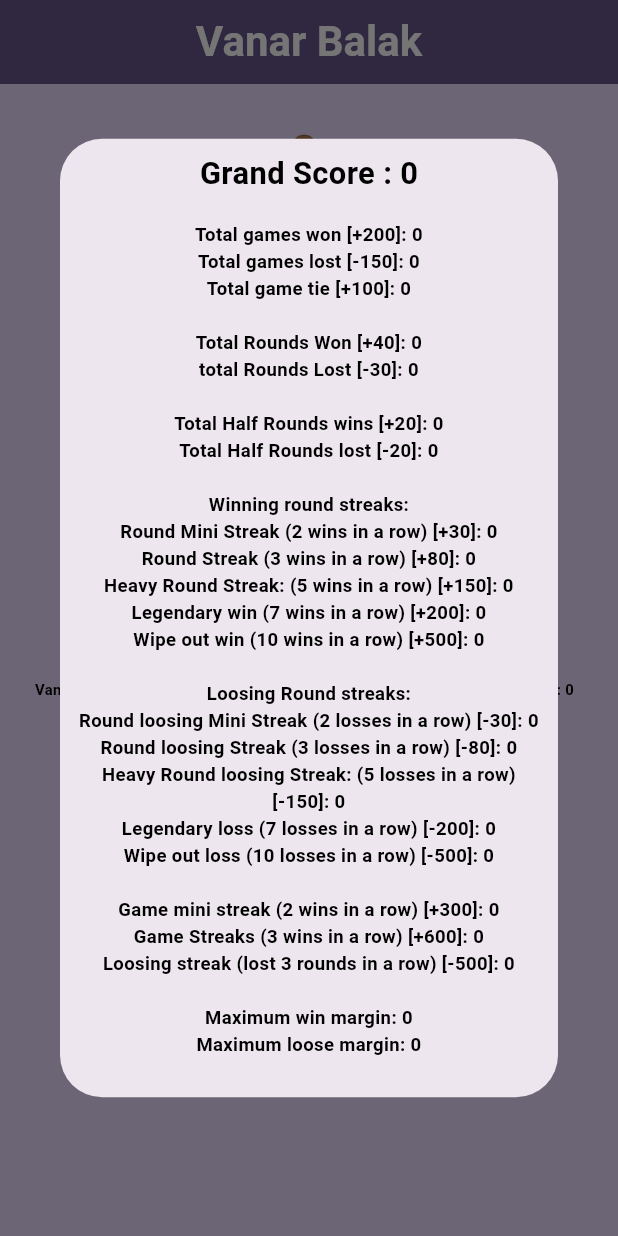
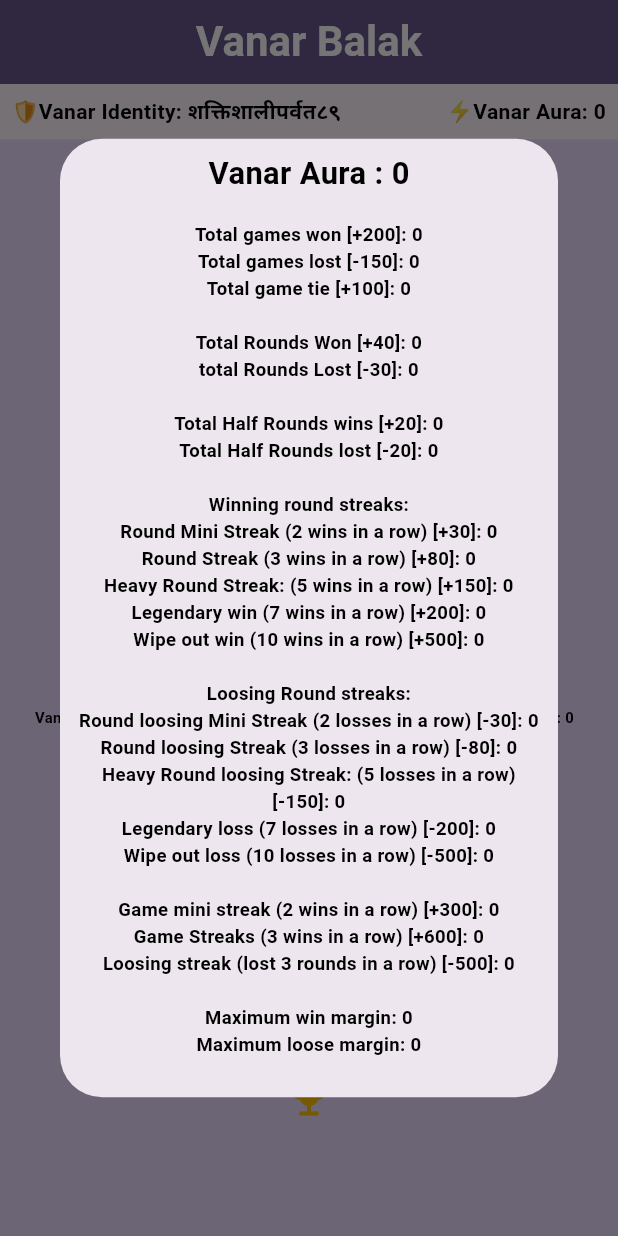
Before and after one commit to dheeraj2595/VanarBalak, a Flutter app: the screen it shows after launch, after a tap on "Vanar Records", on a phone screen of 412 x 824 dp. Run offline on Flutter 3.47's test engine with Material 3 defaults, Android fonts, the light colour scheme and no system bars; our stand-ins replace audioplayers.

Commit message:
Made an HUD with player name (containing prefix, noun and number in devanagri) and grand score (renamed to Vanar Aura)

```diff
--- a/lib/main.dart
+++ b/lib/main.dart
@@ -13,7 +13,7 @@ void main() {
 class gameState extends ChangeNotifier {
   int computerSide = 0;
   int vanarBalakSide = 0;
-  int masterNumber;
+  late int masterNumber;
   int totalSet = 1;
   int setNumber = 0;
   double vanarScore = 0;
@@ -44,6 +44,10 @@ class gameState extends ChangeNotifier {
   int winMargin = 0;
   int looseMargin = 0;
   String playerName = "";
+  List namePrefix = [];
+  List nameNoun = [];
+  List nameDevanagiriA = [];
+  List nameDevanagiriB = [];
   int finalMiniWinStreak = 0;
   int halfGameWin = 0;
   int halfGameLoose = 0;
@@ -63,7 +67,9 @@ class gameState extends ChangeNotifier {
   int wipeOutL = 0;
   int gameScore = 0;
 
-  gameState() : masterNumber = Random().nextInt(1000);
+  gameState() {
+    initializeGame();
+  }
 
   final Random random = Random();
   double bellLike({int samples = 6}) {
@@ -81,6 +87,53 @@ class gameState extends ChangeNotifier {
       double val = bellLike(samples: 6);
       return (val * (max)).round();
     }
+  }
+
+  void initializeGame() {
+    randomNameGenerate();
+    updateMasterNumber();
+
+    notifyListeners();
+  }
+
+  void randomNameGenerate() {
+    namePrefix = [
+      "शक्तिशाली",
+      "चालाक",
+      "वीर",
+      "स्वर्णिम",
+      "महान",
+      "निर्भीक",
+      "अदृश्य",
+      "अमर",
+      "अजेय",
+      "दिव्य",
+    ];
+    nameNoun = [
+      "योद्धा",
+      "रक्षक",
+      "राजा",
+      "नाग",
+      "बाघ",
+      "शेर",
+      "गरुड़",
+      "भूत",
+      "आत्मा",
+      "पर्वत",
+      "अग्नि",
+    ];
+    nameDevanagiriA = ["०", "१", "२", "३", "४", "५", "६", "७", "८", "९"];
+    nameDevanagiriB = ["०", "१", "२", "३", "४", "५", "६", "७", "८", "९"];
+    String prefix = namePrefix[random.nextInt(namePrefix.length)];
+    String noun = nameNoun[random.nextInt(nameNoun.length)];
+    String devanagiriA =
+        nameDevanagiriA[random.nextInt(nameDevanagiriA.length)];
+    String devanagiriB =
+        nameDevanagiriB[random.nextInt(nameDevanagiriB.length)];
+
+    playerName = prefix + noun + devanagiriA + devanagiriB;
+
+    notifyListeners();
   }
 
   void updateMasterNumber() {
@@ -113,6 +166,7 @@ class gameState extends ChangeNotifier {
         totalRoundsWon = totalRoundsWon + 1;
         playerFinalScore = playerFinalScore + 40;
         winMargin = vanarBalakSide - computerSide;
+        setVictoryMargin = vanarBalakSide - computerSide;
         if (maxWinMargin < winMargin) {
           maxWinMargin = winMargin;
         }
@@ -143,6 +197,7 @@ class gameState extends ChangeNotifier {
         totalRoundsLost = totalRoundsLost + 1;
         playerFinalScore = playerFinalScore - 30;
         looseMargin = computerSide - vanarBalakSide;
+        setVictoryMargin = vanarBalakSide - computerSide;
         if (maxLooseMargin < looseMargin) {
           maxLooseMargin = looseMargin;
         }
@@ -171,8 +226,8 @@ class gameState extends ChangeNotifier {
         computerScore = computerScore + 0.5;
         vanarRoundStreakCounter = 0;
         computerRoundStreakCounter = 0;
+        setVictoryMargin = 0;
       }
-      setVictoryMargin = vanarBalakSide - computerSide;
       computerSide = 0;
       vanarBalakSide = 0;
       setNumber = 0;
@@ -331,6 +386,8 @@ class _MyHomePageState extends State<MyHomePage> {
 
   Widget build(BuildContext context) {
     final theme = Theme.of(context);
+    final playerName = context.read<gameState>().playerName;
+    final playerFinalScore = context.read<gameState>().playerFinalScore;
 
     return Scaffold(
       appBar: AppBar(
@@ -345,7 +402,33 @@ class _MyHomePageState extends State<MyHomePage> {
         backgroundColor: theme.colorScheme.primary,
         centerTitle: true,
       ),
-      body: Row(
+      body: Column(
+        children: [
+          Row(
+            children: [
+              Padding(
+                padding: const EdgeInsets.all(8.0),
+                child: Container(
+                  child: Text(
+                    "🛡️Vanar Identity: $playerName",
+                    style: TextStyle(fontWeight: FontWeight.bold),
+                  ),
+                ),
+              ),
+              Spacer(),
+              Padding(
+                padding: const EdgeInsets.all(8.0),
+                child: Container(
+                  child: Text(
+                    "⚡Vanar Aura: $playerFinalScore",
+                    style: TextStyle(fontWeight: FontWeight.bold),
+                  ),
+                ),
+              ),
+            ],
+          ),
+          Expanded(
+            child: Row(
               children: [
                 Flexible(
                   child: Container(
@@ -363,6 +446,9 @@ class _MyHomePageState extends State<MyHomePage> {
                   child: Container(
                     color: theme.colorScheme.primaryContainer,
                     child: ComputerNumber(),
+                  ),
+                ),
+              ],
             ),
           ),
         ],
@@ -526,7 +612,7 @@ class randomNumber extends StatelessWidget {
 
                 SizedBox(height: 30),
                 Icon(Icons.emoji_events, color: Colors.amber, size: 30),
-                SizedBox(height: 100),
+                SizedBox(height: 90),
                 if (game.setVictoryMargin > 0)
                   Text(
                     'set ${game.totalSet - 1} won by Vanar Balak',
@@ -914,7 +1000,7 @@ class matchStats extends StatelessWidget {
               children: [
                 Container(
                   child: Text(
-                    "Grand Score : $playerFinalScore",
+                    "Vanar Aura : $playerFinalScore",
                     style: TextStyle(
                       fontSize: MediaQuery.of(context).size.width * 0.05,
                       fontWeight: FontWeight.bold,
```
Lines whose indentation alone changed are shown as unchanged.
